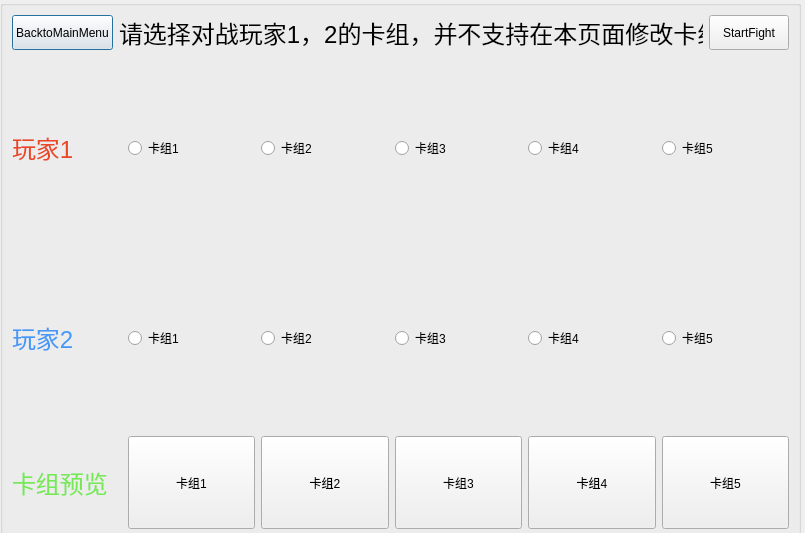
This is fightpre.ui in xiaxiaoguang/QTproject as Qt 5 draws it before an edit. The edited form follows.
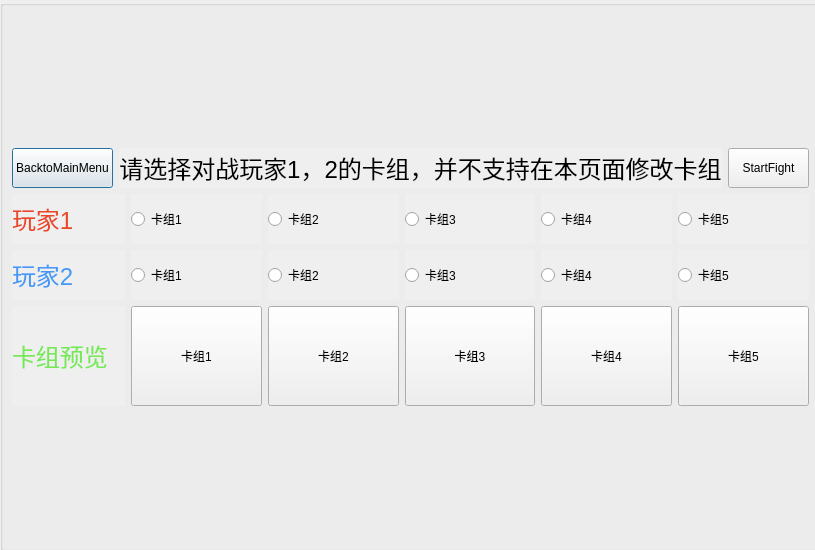
This is the edited form. Icons and pictures are not drawn.

Patch:
```diff
--- a/fightpre.ui
+++ b/fightpre.ui
@@ -6,35 +6,50 @@
    <rect>
     <x>0</x>
     <y>0</y>
-    <width>805</width>
-    <height>533</height>
+    <width>815</width>
+    <height>550</height>
    </rect>
   </property>
+  <property name="sizePolicy">
+   <sizepolicy hsizetype="Fixed" vsizetype="Fixed">
+    <horstretch>0</horstretch>
+    <verstretch>0</verstretch>
+   </sizepolicy>
+  </property>
   <property name="windowTitle">
    <string>卡组选择界面</string>
   </property>
+  <property name="styleSheet">
+   <string notr="true">QDialog{background-image:url(:/fightpre/background/yu_gi_oh__cards_by_theemerald-d5j2h5d.jpg);}</string>
+  </property>
   <widget class="QGroupBox" name="Main">
    <property name="geometry">
     <rect>
      <x>0</x>
      <y>0</y>
-     <width>801</width>
-     <height>541</height>
+     <width>821</width>
+     <height>551</height>
     </rect>
    </property>
    <layout class="QVBoxLayout" name="verticalLayout_3">
     <item>
-     <layout class="QVBoxLayout" name="verticalLayout_2" stretch="0,4,1">
+     <layout class="QVBoxLayout" name="verticalLayout_2" stretch="0,5,1">
       <item>
        <layout class="QHBoxLayout" name="horizontalLayout_7" stretch="1,0,1">
         <item>
          <widget class="QPushButton" name="pushButton_6">
           <property name="sizePolicy">
-           <sizepolicy hsizetype="Minimum" vsizetype="Preferred">
+           <sizepolicy hsizetype="Minimum" vsizetype="Fixed">
             <horstretch>0</horstretch>
-            <verstretch>0</verstretch>
+            <verstretch>50</verstretch>
            </sizepolicy>
           </property>
+          <property name="maximumSize">
+           <size>
+            <width>16777215</width>
+            <height>40</height>
+           </size>
+          </property>
           <property name="text">
            <string>BacktoMainMenu</string>
           </property>
@@ -43,11 +58,20 @@
         <item>
          <widget class="QLabel" name="label_4">
           <property name="sizePolicy">
-           <sizepolicy hsizetype="Preferred" vsizetype="Preferred">
+           <sizepolicy hsizetype="Preferred" vsizetype="Fixed">
             <horstretch>0</horstretch>
-            <verstretch>0</verstretch>
+            <verstretch>50</verstretch>
            </sizepolicy>
           </property>
+          <property name="maximumSize">
+           <size>
+            <width>16777215</width>
+            <height>40</height>
+           </size>
+          </property>
+          <property name="autoFillBackground">
+           <bool>true</bool>
+          </property>
           <property name="text">
            <string>&lt;html&gt;&lt;head/&gt;&lt;body&gt;&lt;p align=&quot;center&quot;&gt;&lt;span style=&quot; font-size:18pt;&quot;&gt;请选择对战玩家1，2的卡组，并不支持在本页面修改卡组&lt;/span&gt;&lt;/p&gt;&lt;/body&gt;&lt;/html&gt;</string>
           </property>
@@ -56,11 +80,17 @@
         <item>
          <widget class="QPushButton" name="pushButton_7">
           <property name="sizePolicy">
-           <sizepolicy hsizetype="Minimum" vsizetype="Preferred">
+           <sizepolicy hsizetype="Minimum" vsizetype="Fixed">
             <horstretch>0</horstretch>
-            <verstretch>0</verstretch>
+            <verstretch>50</verstretch>
            </sizepolicy>
           </property>
+          <property name="maximumSize">
+           <size>
+            <width>16777215</width>
+            <height>40</height>
+           </size>
+          </property>
           <property name="text">
            <string>StartFight</string>
           </property>
@@ -69,11 +99,26 @@
        </layout>
       </item>
       <item>
-       <layout class="QVBoxLayout" name="verticalLayout">
+       <layout class="QVBoxLayout" name="verticalLayout" stretch="1,1">
         <item>
          <layout class="QHBoxLayout" name="horizontalLayout_3" stretch="1,6">
           <item>
            <widget class="QLabel" name="label">
+            <property name="sizePolicy">
+             <sizepolicy hsizetype="Preferred" vsizetype="Fixed">
+              <horstretch>0</horstretch>
+              <verstretch>0</verstretch>
+             </sizepolicy>
+            </property>
+            <property name="maximumSize">
+             <size>
+              <width>16777215</width>
+              <height>50</height>
+             </size>
+            </property>
+            <property name="autoFillBackground">
+             <bool>true</bool>
+            </property>
             <property name="text">
              <string>&lt;html&gt;&lt;head/&gt;&lt;body&gt;&lt;p&gt;&lt;span style=&quot; font-size:18pt; color:#ea4726;&quot;&gt;玩家1&lt;/span&gt;&lt;/p&gt;&lt;/body&gt;&lt;/html&gt;</string>
             </property>
@@ -84,11 +129,20 @@
             <item>
              <widget class="QRadioButton" name="radioButton_5">
               <property name="sizePolicy">
-               <sizepolicy hsizetype="Minimum" vsizetype="Preferred">
+               <sizepolicy hsizetype="Minimum" vsizetype="Fixed">
                 <horstretch>0</horstretch>
                 <verstretch>0</verstretch>
                </sizepolicy>
               </property>
+              <property name="maximumSize">
+               <size>
+                <width>16777215</width>
+                <height>50</height>
+               </size>
+              </property>
+              <property name="autoFillBackground">
+               <bool>true</bool>
+              </property>
               <property name="text">
                <string>卡组1</string>
               </property>
@@ -100,11 +154,20 @@
             <item>
              <widget class="QRadioButton" name="radioButton_4">
               <property name="sizePolicy">
-               <sizepolicy hsizetype="Minimum" vsizetype="Preferred">
+               <sizepolicy hsizetype="Minimum" vsizetype="Fixed">
                 <horstretch>0</horstretch>
                 <verstretch>0</verstretch>
                </sizepolicy>
               </property>
+              <property name="maximumSize">
+               <size>
+                <width>16777215</width>
+                <height>50</height>
+               </size>
+              </property>
+              <property name="autoFillBackground">
+               <bool>true</bool>
+              </property>
               <property name="text">
                <string>卡组2</string>
               </property>
@@ -116,11 +179,20 @@
             <item>
              <widget class="QRadioButton" name="radioButton_3">
               <property name="sizePolicy">
-               <sizepolicy hsizetype="Minimum" vsizetype="Preferred">
+               <sizepolicy hsizetype="Minimum" vsizetype="Fixed">
                 <horstretch>0</horstretch>
                 <verstretch>0</verstretch>
                </sizepolicy>
               </property>
+              <property name="maximumSize">
+               <size>
+                <width>16777215</width>
+                <height>50</height>
+               </size>
+              </property>
+              <property name="autoFillBackground">
+               <bool>true</bool>
+              </property>
               <property name="text">
                <string>卡组3</string>
               </property>
@@ -132,11 +204,20 @@
             <item>
              <widget class="QRadioButton" name="radioButton_2">
               <property name="sizePolicy">
-               <sizepolicy hsizetype="Minimum" vsizetype="Preferred">
+               <sizepolicy hsizetype="Minimum" vsizetype="Fixed">
                 <horstretch>0</horstretch>
                 <verstretch>0</verstretch>
                </sizepolicy>
               </property>
+              <property name="maximumSize">
+               <size>
+                <width>16777215</width>
+                <height>50</height>
+               </size>
+              </property>
+              <property name="autoFillBackground">
+               <bool>true</bool>
+              </property>
               <property name="text">
                <string>卡组4</string>
               </property>
@@ -148,11 +229,20 @@
             <item>
              <widget class="QRadioButton" name="radioButton">
               <property name="sizePolicy">
-               <sizepolicy hsizetype="Minimum" vsizetype="Preferred">
+               <sizepolicy hsizetype="Minimum" vsizetype="Fixed">
                 <horstretch>0</horstretch>
                 <verstretch>0</verstretch>
                </sizepolicy>
               </property>
+              <property name="maximumSize">
+               <size>
+                <width>16777215</width>
+                <height>50</height>
+               </size>
+              </property>
+              <property name="autoFillBackground">
+               <bool>true</bool>
+              </property>
               <property name="text">
                <string>卡组5</string>
               </property>
@@ -169,6 +259,21 @@
          <layout class="QHBoxLayout" name="horizontalLayout_4" stretch="1,6">
           <item>
            <widget class="QLabel" name="label_2">
+            <property name="sizePolicy">
+             <sizepolicy hsizetype="Preferred" vsizetype="Fixed">
+              <horstretch>0</horstretch>
+              <verstretch>0</verstretch>
+             </sizepolicy>
+            </property>
+            <property name="maximumSize">
+             <size>
+              <width>16777215</width>
+              <height>50</height>
+             </size>
+            </property>
+            <property name="autoFillBackground">
+             <bool>true</bool>
+            </property>
             <property name="text">
              <string>&lt;html&gt;&lt;head/&gt;&lt;body&gt;&lt;p&gt;&lt;span style=&quot; font-size:18pt; color:#4498f7;&quot;&gt;玩家2&lt;/span&gt;&lt;/p&gt;&lt;/body&gt;&lt;/html&gt;</string>
             </property>
@@ -179,11 +284,20 @@
             <item>
              <widget class="QRadioButton" name="radioButton_6">
               <property name="sizePolicy">
-               <sizepolicy hsizetype="Minimum" vsizetype="Preferred">
+               <sizepolicy hsizetype="Minimum" vsizetype="Fixed">
                 <horstretch>0</horstretch>
                 <verstretch>0</verstretch>
                </sizepolicy>
               </property>
+              <property name="maximumSize">
+               <size>
+                <width>16777215</width>
+                <height>50</height>
+               </size>
+              </property>
+              <property name="autoFillBackground">
+               <bool>true</bool>
+              </property>
               <property name="text">
                <string>卡组1</string>
               </property>
@@ -195,11 +309,20 @@
             <item>
              <widget class="QRadioButton" name="radioButton_7">
               <property name="sizePolicy">
-               <sizepolicy hsizetype="Minimum" vsizetype="Preferred">
+               <sizepolicy hsizetype="Minimum" vsizetype="Fixed">
                 <horstretch>0</horstretch>
                 <verstretch>0</verstretch>
                </sizepolicy>
               </property>
+              <property name="maximumSize">
+               <size>
+                <width>16777215</width>
+                <height>50</height>
+               </size>
+              </property>
+              <property name="autoFillBackground">
+               <bool>true</bool>
+              </property>
               <property name="text">
                <string>卡组2</string>
               </property>
@@ -211,11 +334,20 @@
             <item>
              <widget class="QRadioButton" name="radioButton_8">
               <property name="sizePolicy">
-               <sizepolicy hsizetype="Minimum" vsizetype="Preferred">
+               <sizepolicy hsizetype="Minimum" vsizetype="Fixed">
                 <horstretch>0</horstretch>
                 <verstretch>0</verstretch>
                </sizepolicy>
               </property>
+              <property name="maximumSize">
+               <size>
+                <width>16777215</width>
+                <height>50</height>
+               </size>
+              </property>
+              <property name="autoFillBackground">
+               <bool>true</bool>
+              </property>
               <property name="text">
                <string>卡组3</string>
               </property>
@@ -227,11 +359,20 @@
             <item>
              <widget class="QRadioButton" name="radioButton_9">
               <property name="sizePolicy">
-               <sizepolicy hsizetype="Minimum" vsizetype="Preferred">
+               <sizepolicy hsizetype="Minimum" vsizetype="Fixed">
                 <horstretch>0</horstretch>
                 <verstretch>0</verstretch>
                </sizepolicy>
               </property>
+              <property name="maximumSize">
+               <size>
+                <width>16777215</width>
+                <height>50</height>
+               </size>
+              </property>
+              <property name="autoFillBackground">
+               <bool>true</bool>
+              </property>
               <property name="text">
                <string>卡组4</string>
               </property>
@@ -243,11 +384,20 @@
             <item>
              <widget class="QRadioButton" name="radioButton_10">
               <property name="sizePolicy">
-               <sizepolicy hsizetype="Minimum" vsizetype="Preferred">
+               <sizepolicy hsizetype="Minimum" vsizetype="Fixed">
                 <horstretch>0</horstretch>
                 <verstretch>0</verstretch>
                </sizepolicy>
               </property>
+              <property name="maximumSize">
+               <size>
+                <width>16777215</width>
+                <height>50</height>
+               </size>
+              </property>
+              <property name="autoFillBackground">
+               <bool>true</bool>
+              </property>
               <property name="text">
                <string>卡组5</string>
               </property>
@@ -266,6 +416,21 @@
        <layout class="QHBoxLayout" name="horizontalLayout_6" stretch="1,6">
         <item>
          <widget class="QLabel" name="label_3">
+          <property name="sizePolicy">
+           <sizepolicy hsizetype="Preferred" vsizetype="Fixed">
+            <horstretch>0</horstretch>
+            <verstretch>0</verstretch>
+           </sizepolicy>
+          </property>
+          <property name="maximumSize">
+           <size>
+            <width>16777215</width>
+            <height>100</height>
+           </size>
+          </property>
+          <property name="autoFillBackground">
+           <bool>true</bool>
+          </property>
           <property name="text">
            <string>&lt;html&gt;&lt;head/&gt;&lt;body&gt;&lt;p&gt;&lt;span style=&quot; font-size:18pt; color:#74e953;&quot;&gt;卡组预览&lt;/span&gt;&lt;/p&gt;&lt;/body&gt;&lt;/html&gt;</string>
           </property>
@@ -276,11 +441,17 @@
           <item>
            <widget class="QPushButton" name="pushButton_4">
             <property name="sizePolicy">
-             <sizepolicy hsizetype="Minimum" vsizetype="Preferred">
+             <sizepolicy hsizetype="Minimum" vsizetype="Fixed">
               <horstretch>0</horstretch>
               <verstretch>0</verstretch>
              </sizepolicy>
             </property>
+            <property name="maximumSize">
+             <size>
+              <width>16777215</width>
+              <height>100</height>
+             </size>
+            </property>
             <property name="text">
              <string>卡组1</string>
             </property>
@@ -289,11 +460,17 @@
           <item>
            <widget class="QPushButton" name="pushButton_5">
             <property name="sizePolicy">
-             <sizepolicy hsizetype="Minimum" vsizetype="Preferred">
+             <sizepolicy hsizetype="Minimum" vsizetype="Fixed">
               <horstretch>0</horstretch>
               <verstretch>0</verstretch>
              </sizepolicy>
             </property>
+            <property name="maximumSize">
+             <size>
+              <width>16777215</width>
+              <height>100</height>
+             </size>
+            </property>
             <property name="text">
              <string>卡组2</string>
             </property>
@@ -302,11 +479,17 @@
           <item>
            <widget class="QPushButton" name="pushButton_2">
             <property name="sizePolicy">
-             <sizepolicy hsizetype="Minimum" vsizetype="Preferred">
+             <sizepolicy hsizetype="Minimum" vsizetype="Fixed">
               <horstretch>0</horstretch>
               <verstretch>0</verstretch>
              </sizepolicy>
             </property>
+            <property name="maximumSize">
+             <size>
+              <width>16777215</width>
+              <height>100</height>
+             </size>
+            </property>
             <property name="text">
              <string>卡组3</string>
             </property>
@@ -315,11 +498,17 @@
           <item>
            <widget class="QPushButton" name="pushButton_3">
             <property name="sizePolicy">
-             <sizepolicy hsizetype="Minimum" vsizetype="Preferred">
+             <sizepolicy hsizetype="Minimum" vsizetype="Fixed">
               <horstretch>0</horstretch>
               <verstretch>0</verstretch>
              </sizepolicy>
             </property>
+            <property name="maximumSize">
+             <size>
+              <width>16777215</width>
+              <height>100</height>
+             </size>
+            </property>
             <property name="text">
              <string>卡组4</string>
             </property>
@@ -328,11 +517,17 @@
           <item>
            <widget class="QPushButton" name="pushButton">
             <property name="sizePolicy">
-             <sizepolicy hsizetype="Minimum" vsizetype="Preferred">
+             <sizepolicy hsizetype="Minimum" vsizetype="Fixed">
               <horstretch>0</horstretch>
               <verstretch>0</verstretch>
              </sizepolicy>
             </property>
+            <property name="maximumSize">
+             <size>
+              <width>16777215</width>
+              <height>100</height>
+             </size>
+            </property>
             <property name="text">
              <string>卡组5</string>
             </property>
```
Left out of the diff: 2 changed lines with no effect on the pictures.
